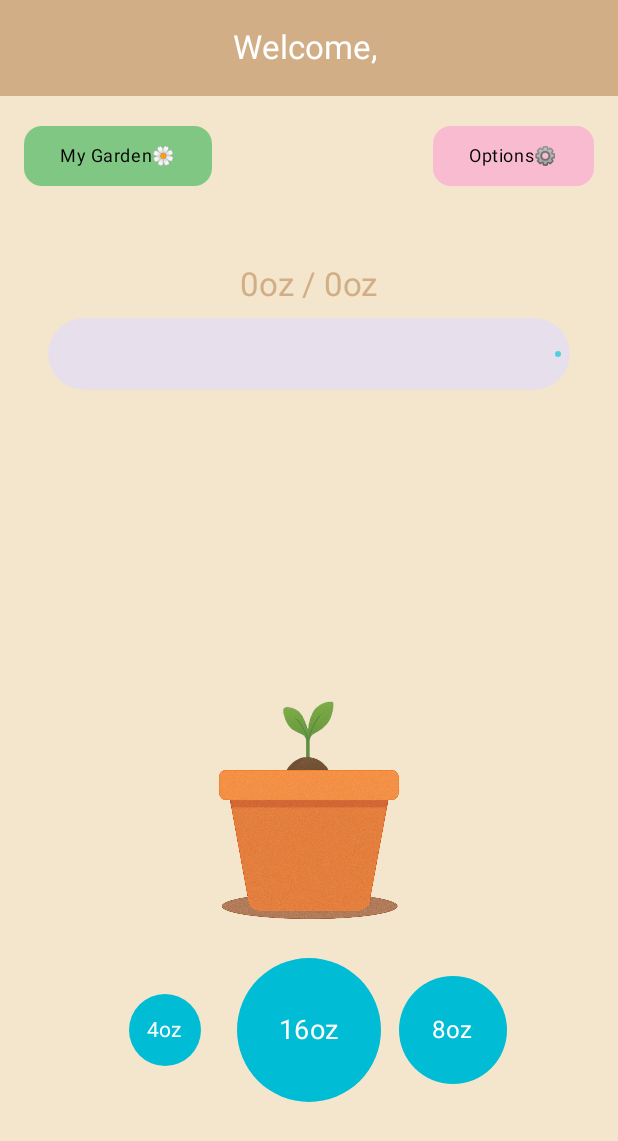
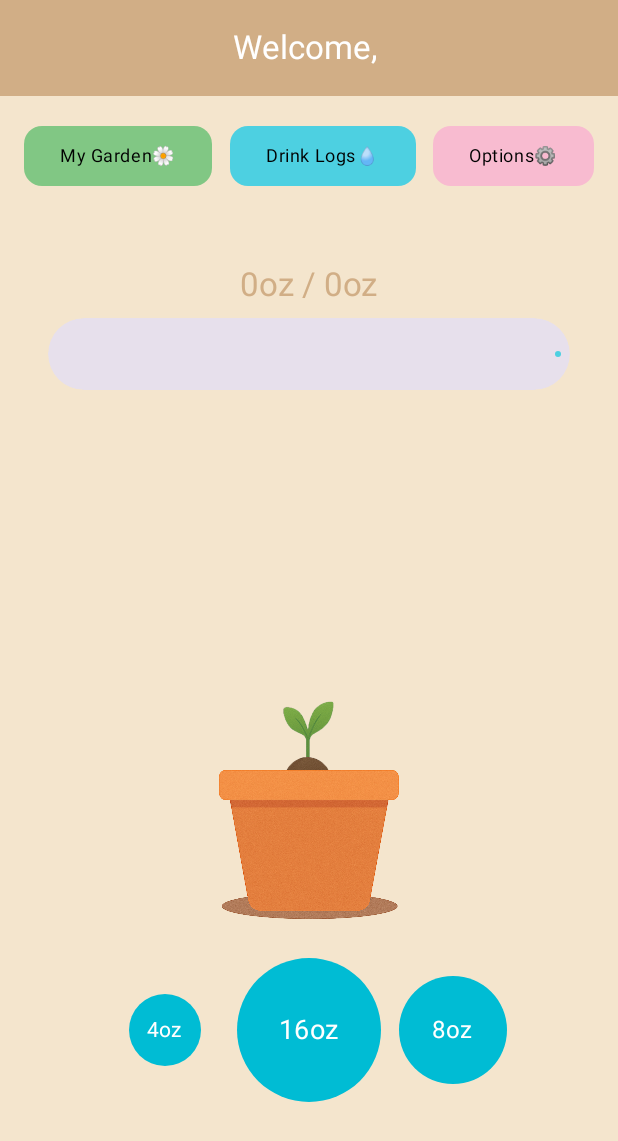
Before and after one commit to benjtom/WaterLog, an Android app built with Jetpack Compose: the MainScreen screen opened through its navigation route, on a phone screen of 412 x 824 dp. Shown: the top 1141 px of the screen. Run offline under Robolectric (Android 15) with nearby library versions, the light colour scheme and no system bars; our stand-ins replace Room's generated code; 1 statement that could not run was skipped.

Commit message:
drink logs

```diff
--- a/app/src/main/java/com/example/finalproject_waterlog/Destinations.kt
+++ b/app/src/main/java/com/example/finalproject_waterlog/Destinations.kt
@@ -10,4 +10,6 @@ class Destinations {
     @Serializable object FlowerCollection
 
     @Serializable object Options
+
+    @Serializable object DrinkLogs
 }
--- a/app/src/main/java/com/example/finalproject_waterlog/ui/components/TopButtonRow.kt
+++ b/app/src/main/java/com/example/finalproject_waterlog/ui/components/TopButtonRow.kt
@@ -23,7 +23,7 @@ fun TopButtonRow(
         modifier = Modifier.fillMaxWidth(),
         horizontalArrangement = Arrangement.SpaceBetween
     ) {
-        // Left Button
+        // Left Button - Garden
         Button(
             colors = ButtonDefaults.buttonColors(
                 containerColor = MaterialTheme.colorScheme.tertiary,
@@ -40,7 +40,24 @@ fun TopButtonRow(
             )
         }
 
-        // Right Button
+        // Middle Button - Drink Logs
+        Button(
+            colors = ButtonDefaults.buttonColors(
+                containerColor = MaterialTheme.colorScheme.primary,
+                contentColor = MaterialTheme.colorScheme.onPrimary
+            ),
+            onClick = {
+                navController.navigate(Destinations.DrinkLogs)
+            },
+            shape = RoundedCornerShape(12.dp)
+        ) {
+            Text(
+                text = "Drink Logs💧",
+                style = MaterialTheme.typography.bodySmall
+            )
+        }
+
+        // Right Button - Options
         Button(
             colors = ButtonDefaults.buttonColors(
                 containerColor = MaterialTheme.colorScheme.secondary,
```
Also changed, not shown: app/src/main/java/com/example/finalproject_waterlog/MainActivity.kt (+6 -1 lines), app/src/main/java/com/example/finalproject_waterlog/ui/screens/FlowerCollectionScreen.kt (+12 -0 lines), app/src/main/java/com/example/finalproject_waterlog/ui/screens/OptionsScreen.kt (+8 -0 lines).
